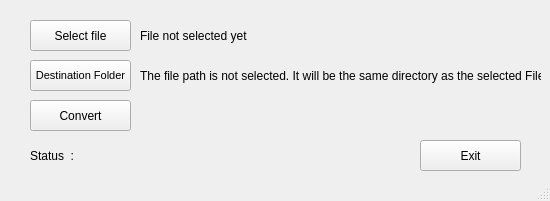
Old version of the form form.ui in the repository Z-U-k0rkmaz/ui2py-pyside6.
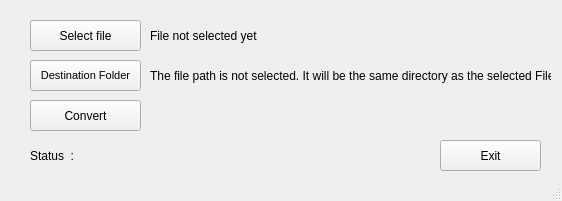
New version of the form.

```diff
--- a/form.ui
+++ b/form.ui
@@ -6,7 +6,7 @@
    <rect>
     <x>0</x>
     <y>0</y>
-    <width>550</width>
+    <width>562</width>
     <height>201</height>
    </rect>
   </property>
@@ -19,7 +19,7 @@
      <rect>
       <x>30</x>
       <y>100</y>
-      <width>101</width>
+      <width>111</width>
       <height>31</height>
      </rect>
     </property>
@@ -32,7 +32,7 @@
      <rect>
       <x>30</x>
       <y>20</y>
-      <width>101</width>
+      <width>111</width>
       <height>31</height>
      </rect>
     </property>
@@ -43,9 +43,9 @@
    <widget class="QLabel" name="LblFileName">
     <property name="geometry">
      <rect>
-      <x>140</x>
+      <x>150</x>
       <y>20</y>
-      <width>241</width>
+      <width>231</width>
       <height>31</height>
      </rect>
     </property>
@@ -82,7 +82,7 @@
    <widget class="QPushButton" name="BtnExit">
     <property name="geometry">
      <rect>
-      <x>420</x>
+      <x>440</x>
       <y>140</y>
       <width>101</width>
       <height>31</height>
@@ -97,7 +97,7 @@
      <rect>
       <x>30</x>
       <y>60</y>
-      <width>101</width>
+      <width>111</width>
       <height>31</height>
      </rect>
     </property>
@@ -113,7 +113,7 @@
    <widget class="QLabel" name="LblDestinationName">
     <property name="geometry">
      <rect>
-      <x>140</x>
+      <x>150</x>
       <y>60</y>
       <width>401</width>
       <height>31</height>
@@ -126,9 +126,9 @@
    <widget class="QLabel" name="LblFinalPath">
     <property name="geometry">
      <rect>
-      <x>140</x>
+      <x>150</x>
       <y>100</y>
-      <width>391</width>
+      <width>381</width>
       <height>31</height>
      </rect>
     </property>
```
